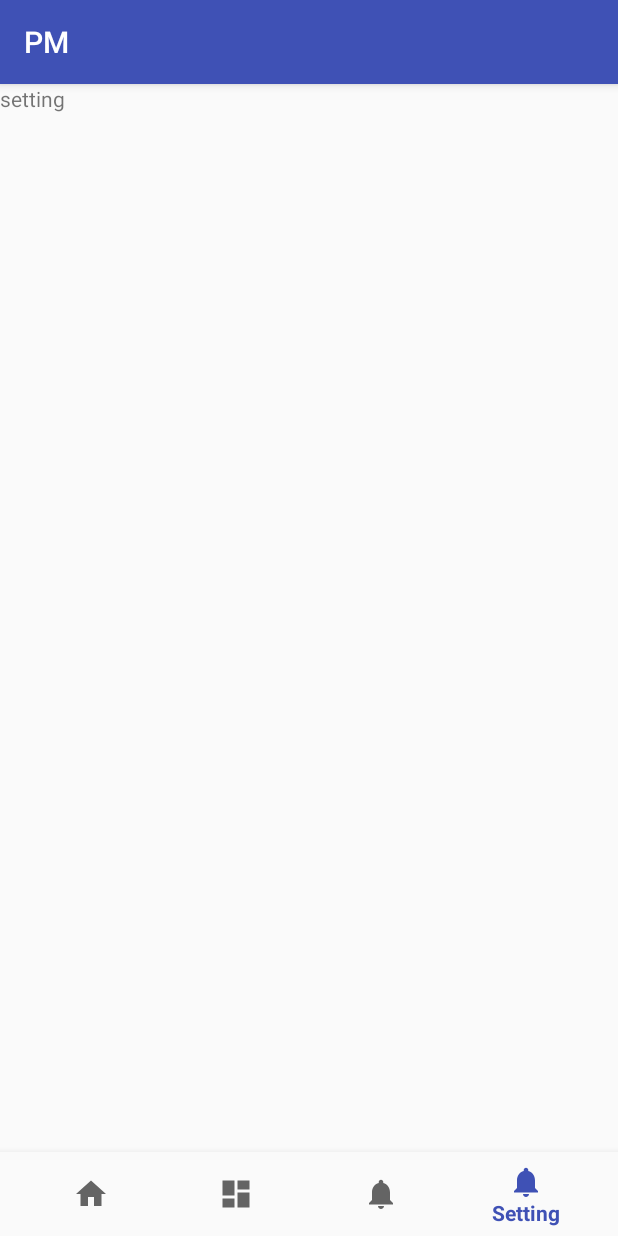
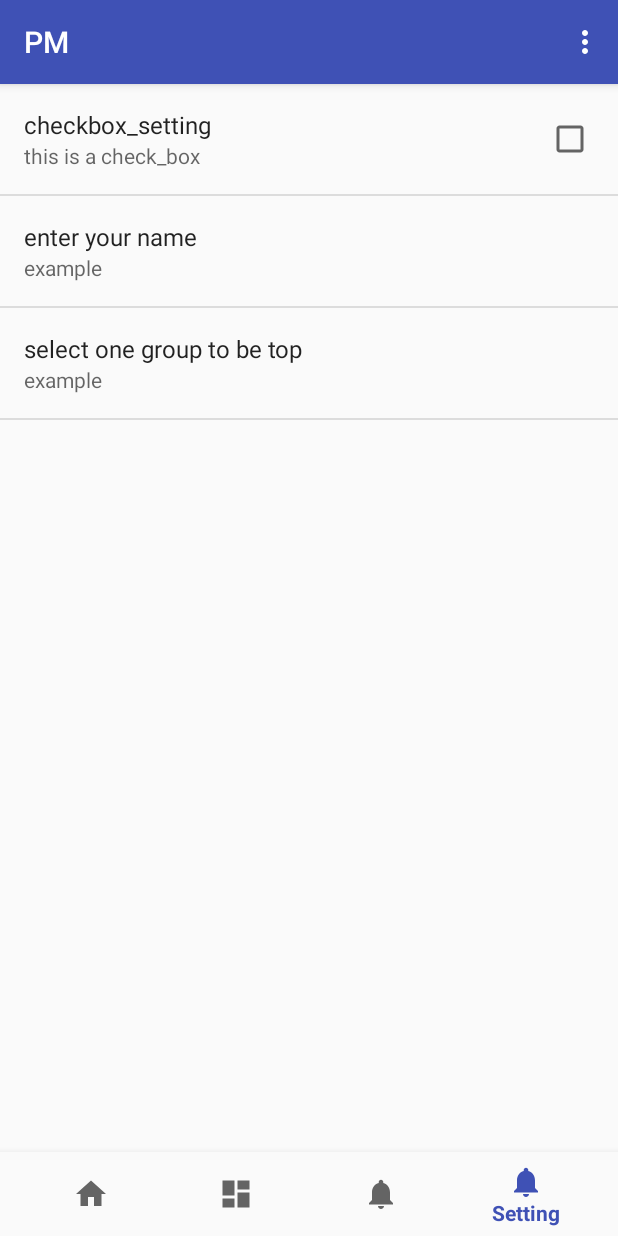
Before and after one commit to Huqicheng/ProjectManagerAPP, an Android app: the screen it shows after launch (MainActivity), item 4 of the bottom bar chosen, on a phone screen of 412 x 824 dp. Run offline under Robolectric (Android 15) with nearby library versions, the phone set to English and light mode, and no system bars; our stand-ins replace androidx.preference.

Commit message:
Setting basic UI and connection

```diff
--- a/app/build.gradle
+++ b/app/build.gradle
@@ -30,6 +30,7 @@ dependencies {
     compile files('libs/.idea/commons-logging-1.1.1.jar')
     compile files('libs/.idea/commons-pool-1.6.jar')
     compile 'com.android.support:appcompat-v7:26.+'
+    compile 'com.android.support:preference-v7:26.+'
     compile 'com.android.support:design:26.+'
     compile 'com.android.support:support-vector-drawable:26.+'
     compile 'com.android.support:support-v4:26.+'
--- a/app/src/main/java/com/example/huqicheng/pm/MainActivity.java
+++ b/app/src/main/java/com/example/huqicheng/pm/MainActivity.java
@@ -13,6 +13,8 @@ import android.support.design.widget.BottomNavigationView;
 
 import android.support.v7.app.AppCompatActivity;
 import android.util.Log;
+import android.view.Menu;
+import android.view.MenuInflater;
 import android.view.MenuItem;
 import android.widget.TextView;
 
@@ -109,6 +111,26 @@ public class MainActivity extends AppCompatActivity implements ServiceConnection
     }
 
     @Override
+    public boolean onCreateOptionsMenu(Menu menu) {
+        MenuInflater inflater=getMenuInflater();
+        inflater.inflate(R.menu.navigation,menu);
+        return true;
+    }
+
+    @Override
+    public boolean onOptionsItemSelected(MenuItem item) {
+        int id = item.getItemId();
+        ft=getFragmentManager().beginTransaction();
+        if(id==R.id.navigation_setting){
+
+            ft.replace(R.id.content,settingFragment);
+            ft.commit();
+            return true;
+        }
+        return super.onOptionsItemSelected(item);
+    }
+
+    @Override
     public void onServiceDisconnected(ComponentName componentName) {
         Log.d("debug:", "onServiceDisconnected: ");
     }
--- a/app/src/main/java/com/example/huqicheng/pm/SettingFragment.java
+++ b/app/src/main/java/com/example/huqicheng/pm/SettingFragment.java
@@ -1,14 +1,16 @@
 package com.example.huqicheng.pm;
 
+import android.app.ActionBar;
 import android.content.Context;
 import android.net.Uri;
 import android.os.Bundle;
 import android.app.Fragment;
+import android.preference.PreferenceFragment;
 import android.view.LayoutInflater;
 import android.view.View;
 import android.view.ViewGroup;
 
-
+import android.support.v7.preference.PreferenceFragmentCompat;
 /**
  * A simple {@link Fragment} subclass.
  * Activities that contain this fragment must implement the
@@ -17,7 +19,7 @@ import android.view.ViewGroup;
  * Use the {@link SettingFragment#newInstance} factory method to
  * create an instance of this fragment.
  */
-public class SettingFragment extends Fragment {
+public class SettingFragment extends PreferenceFragment {
     // TODO: Rename parameter arguments, choose names that match
     // the fragment initialization parameters, e.g. ARG_ITEM_NUMBER
     private static final String ARG_PARAM1 = "param1";
@@ -57,14 +59,11 @@ public class SettingFragment extends Fragment {
             mParam1 = getArguments().getString(ARG_PARAM1);
             mParam2 = getArguments().getString(ARG_PARAM2);
         }
+
+        addPreferencesFromResource(R.xml.pref_visualizer);
     }
 
-    @Override
-    public View onCreateView(LayoutInflater inflater, ViewGroup container,
-                             Bundle savedInstanceState) {
-        // Inflate the layout for this fragment
-        return inflater.inflate(R.layout.fragment_setting, container, false);
-    }
+
 
     // TODO: Rename method, update argument and hook method into UI event
     public void onButtonPressed(Uri uri) {
--- a/app/src/main/res/layout/fragment_setting.xml
+++ b/app/src/main/res/layout/fragment_setting.xml
@@ -9,5 +9,10 @@
         android:layout_width="match_parent"
         android:layout_height="match_parent"
         android:text="setting" />
-
+    <CheckBoxPreference
+        android:defaultValue="true"
+        android:key="show events"
+        android:summaryOff="Hidden"
+        android:summaryOn="Shown"
+        android:title="Show events" />
 </FrameLayout>
--- a/app/src/main/res/values/strings.xml
+++ b/app/src/main/res/values/strings.xml
@@ -19,7 +19,13 @@
     <string name="attendee">Attendee</string>
     <string name="add1">Add</string>
     <!-- end for calendar-->
-
+    <string-array name="languages">
+        <item>group 1</item>
+        <item>group 2</item>
+        <item>group 3</item>
+        <item>group 4</item>
+        <item>group 5</item>
+    </string-array>
     <!--begin for chat-->
     <string name="hello">您好~微信聊天</string>
     <!--end for chat-->
--- /dev/null
+++ b/app/src/main/res/xml/pref_visualizer.xml
@@ -0,0 +1,20 @@
+<?xml version="1.0" encoding="utf-8"?>
+<PreferenceScreen xmlns:android="http://schemas.android.com/apk/res/android">
+    <CheckBoxPreference
+        android:key="checkbox_preference"
+        android:summary="this is a check_box"
+        android:title="checkbox_setting" />
+    <EditTextPreference
+        android:dialogTitle="Please enter your marked group number"
+        android:key="edittext_preference"
+        android:summary="example"
+        android:title="enter your name" />
+
+    <ListPreference
+        android:dialogTitle="please select one"
+        android:entries="@array/languages"
+        android:entryValues="@array/languages"
+        android:key="list_preference"
+        android:summary="example"
+        android:title="select one group to be top" />
+</PreferenceScreen>
```
